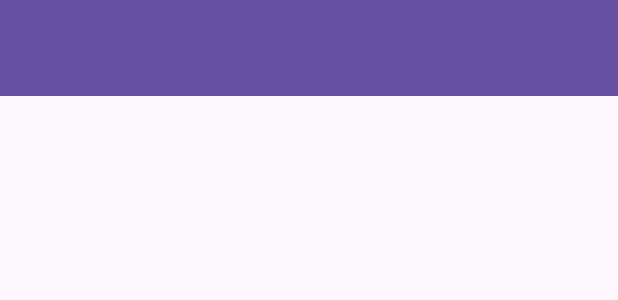
After one commit to ITgenerat0r/gfm_qr_tech, an Android app: the layout activity_device.xml on its own in the app's theme, with its tools: preview values and no code run, on a phone screen of 412 x 824 dp. The commit adds this screen. Shown: the top 300 px of the screen. Run offline under Robolectric (Android 15) with nearby library versions, the phone set to English and light mode, and no system bars.

Commit message:
device activity & device table

```diff
--- a/app/src/main/AndroidManifest.xml
+++ b/app/src/main/AndroidManifest.xml
@@ -16,6 +16,9 @@
         android:theme="@style/Theme.Qrcs_device"
         tools:targetApi="33">
         <activity
+            android:name=".DeviceActivity"
+            android:exported="false" />
+        <activity
             android:name=".ChooseInput"
             android:exported="false" />
         <activity
--- a/app/src/main/java/com/example/qrcs_device/MainActivity.kt
+++ b/app/src/main/java/com/example/qrcs_device/MainActivity.kt
@@ -101,6 +101,8 @@ class MainActivity : AppCompatActivity() {
 
     override fun onResume() {
         super.onResume()
+//        check if not developer
+        logout()
         if (preferences.get_str("action") == "auth"){
             val username = preferences.get_str("username")
             if (username.isNotEmpty()){
--- /dev/null
+++ b/app/src/main/res/drawable/baseline_arrow_back_24.xml
@@ -0,0 +1,5 @@
+<vector android:autoMirrored="true" android:height="24dp"
+    android:tint="#000000" android:viewportHeight="24"
+    android:viewportWidth="24" android:width="24dp" xmlns:android="http://schemas.android.com/apk/res/android">
+    <path android:fillColor="@android:color/white" android:pathData="M20,11H7.83l5.59,-5.59L12,4l-8,8 8,8 1.41,-1.41L7.83,13H20v-2z"/>
+</vector>
--- /dev/null
+++ b/app/src/main/res/layout/activity_device.xml
@@ -0,0 +1,19 @@
+<?xml version="1.0" encoding="utf-8"?>
+<androidx.constraintlayout.widget.ConstraintLayout xmlns:android="http://schemas.android.com/apk/res/android"
+    xmlns:app="http://schemas.android.com/apk/res-auto"
+    xmlns:tools="http://schemas.android.com/tools"
+    android:layout_width="match_parent"
+    android:layout_height="match_parent"
+    tools:context=".DeviceActivity">
+
+    <androidx.appcompat.widget.Toolbar
+        android:id="@+id/toolbar_device"
+        android:layout_width="0dp"
+        android:layout_height="wrap_content"
+        android:background="?attr/colorPrimary"
+        android:minHeight="?attr/actionBarSize"
+        android:theme="?attr/actionBarTheme"
+        app:layout_constraintEnd_toEndOf="parent"
+        app:layout_constraintStart_toStartOf="parent"
+        app:layout_constraintTop_toTopOf="parent" />
+</androidx.constraintlayout.widget.ConstraintLayout>
--- /dev/null
+++ b/app/src/main/res/menu-ldltr/device_menu.xml
@@ -0,0 +1,6 @@
+<?xml version="1.0" encoding="utf-8"?>
+<menu xmlns:android="http://schemas.android.com/apk/res/android"
+    xmlns:app="http://schemas.android.com/apk/res-auto">
+
+
+</menu>
```
Also changed, not shown: app/src/main/java/com/example/qrcs_device/Auth.kt (+3 -4 lines), app/src/main/java/com/example/qrcs_device/ChooseInput.kt (+12 -2 lines), app/src/main/java/com/example/qrcs_device/DeviceActivity.kt (added, +31 -0 lines), 1 other file.
